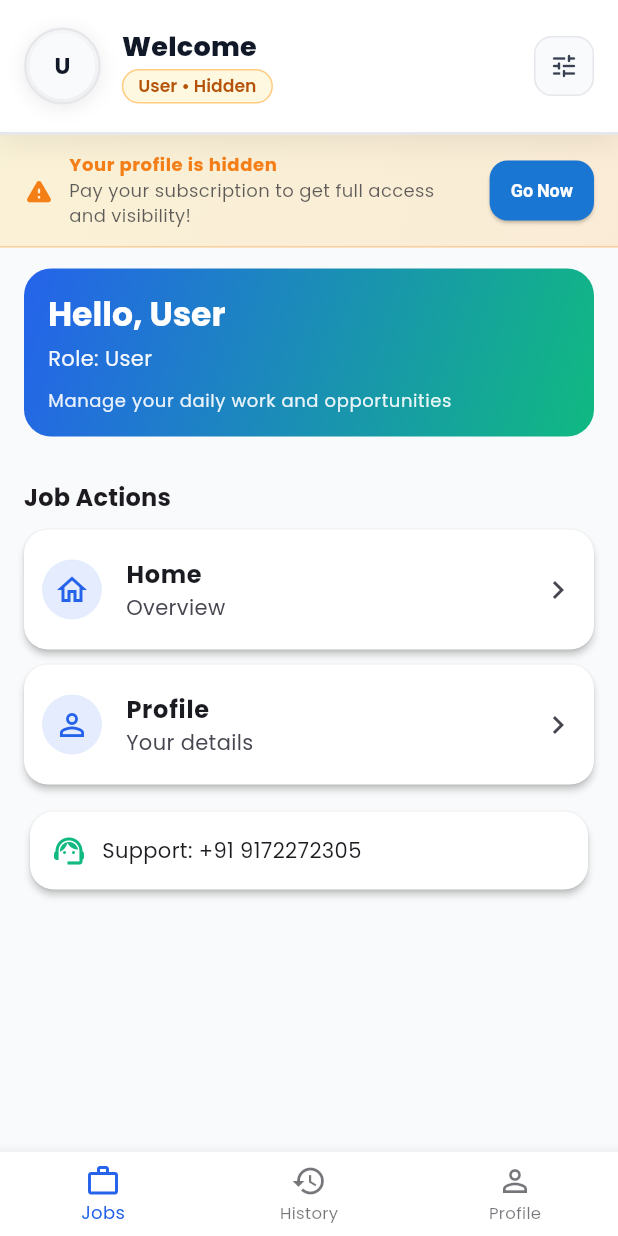
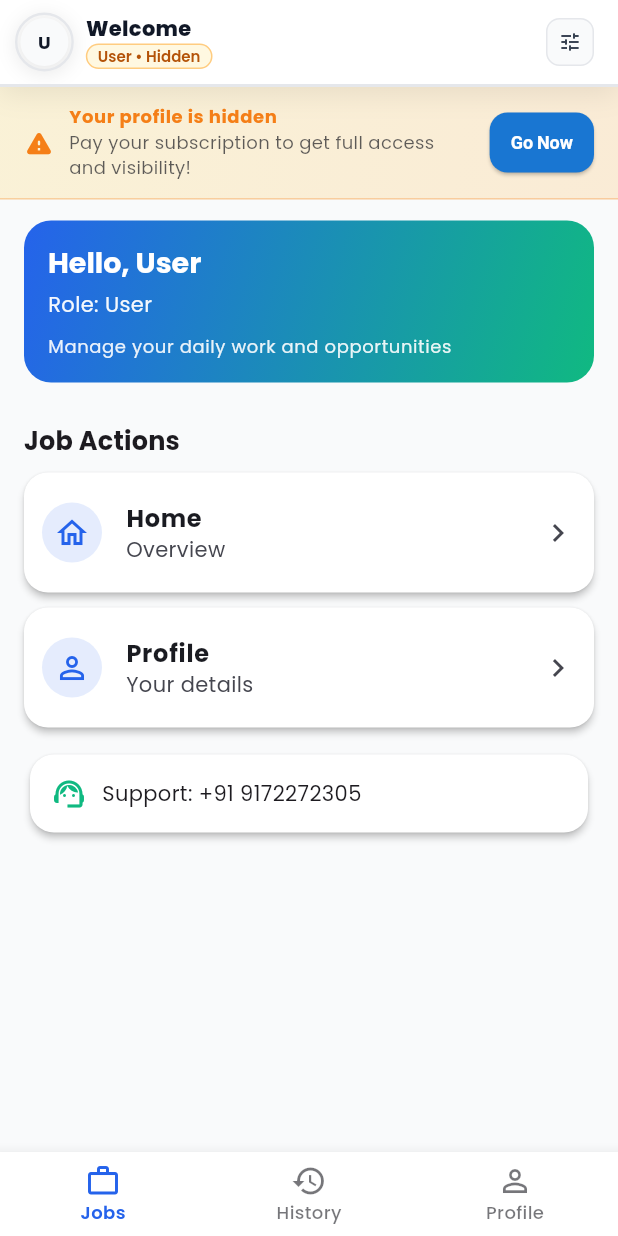
Before and after one commit to nileshnishad/laboursampark_app, a Flutter app: the screen it shows after launch, after a tap on "Continue", on a phone screen of 412 x 824 dp. Run offline on Flutter 3.47's test engine with Material 3 defaults, Android fonts, the phone set to English and light mode, and no system bars; our stand-ins replace connectivity_plus, dio, flutter_screenutil, fluttertoast, get, google_fonts and 2 more; network calls fail.

Commit message:
app bar
Co-authored-by: Copilot <copilot@github.com>

```diff
--- a/lib/features/dashboard/user_dashboard_screen.dart
+++ b/lib/features/dashboard/user_dashboard_screen.dart
@@ -1037,8 +1037,8 @@ class _UserDashboardScreenState extends State<UserDashboardScreen> {
           scrolledUnderElevation: 0,
           surfaceTintColor: Colors.transparent,
           automaticallyImplyLeading: false,
-          toolbarHeight: 88,
-          titleSpacing: 16,
+          toolbarHeight: 56,
+          titleSpacing: 10,
           flexibleSpace: Container(
             decoration: BoxDecoration(
               color: Colors.white,
@@ -1070,19 +1070,19 @@ class _UserDashboardScreenState extends State<UserDashboardScreen> {
                   ],
                 ),
                 child: CircleAvatar(
-                  radius: 22,
+                  radius: 16,
                   backgroundColor: const Color(0xFFF9FAFB),
                   child: Text(
                     initials,
                     style: const TextStyle(
                       fontWeight: FontWeight.w700,
                       color: Color(0xFF111827),
-                      fontSize: 15,
+                      fontSize: 12,
                     ),
                   ),
                 ),
               ),
-              const SizedBox(width: 14),
+              const SizedBox(width: 8),
               Expanded(
                 child: Column(
                   crossAxisAlignment: CrossAxisAlignment.start,
@@ -1091,18 +1091,18 @@ class _UserDashboardScreenState extends State<UserDashboardScreen> {
                     Text(
                       fullName.isEmpty ? 'Welcome' : fullName,
                       style: const TextStyle(
-                        fontSize: 18,
+                          fontSize: 14,
                         fontWeight: FontWeight.w800,
                         color: Color(0xFF111827),
                         letterSpacing: 0.2,
                       ),
                       overflow: TextOverflow.ellipsis,
                     ),
-                    const SizedBox(height: 4),
+                      const SizedBox(height: 1),
                     Container(
                       padding: const EdgeInsets.symmetric(
-                        horizontal: 10,
-                        vertical: 3,
+                          horizontal: 7,
+                          vertical: 1,
                       ),
                       decoration: BoxDecoration(
                         color: _subscriptionActive
@@ -1118,7 +1118,7 @@ class _UserDashboardScreenState extends State<UserDashboardScreen> {
                       child: Text(
                         '${_roleLabel(userType)} • ${_subscriptionActive ? 'Visible' : 'Hidden'}',
                         style: TextStyle(
-                          fontSize: 11.5,
+                            fontSize: 10,
                           color: _subscriptionActive
                               ? const Color(0xFF2E7D32)
                               : const Color(0xFFB45309),
@@ -1133,18 +1133,20 @@ class _UserDashboardScreenState extends State<UserDashboardScreen> {
           ),
           actions: [
             Padding(
-              padding: const EdgeInsets.only(right: 12),
+                padding: const EdgeInsets.only(right: 8),
               child: Center(
                 child: IconButton(
                   style: IconButton.styleFrom(
                     backgroundColor: const Color(0xFFF9FAFB),
                     foregroundColor: const Color(0xFF374151),
                     side: const BorderSide(color: Color(0xFFE5E7EB)),
+                      padding: const EdgeInsets.all(8),
+                      minimumSize: const Size(32, 32),
                     shape: RoundedRectangleBorder(
-                      borderRadius: BorderRadius.circular(12),
+                        borderRadius: BorderRadius.circular(9),
                     ),
                   ),
-                  icon: const Icon(Icons.tune_rounded, size: 20),
+                    icon: const Icon(Icons.tune_rounded, size: 16),
                   tooltip: 'Settings',
                   onPressed: () => _showSettingsSheet(context),
                 ),
--- a/lib/theme/app_theme.dart
+++ b/lib/theme/app_theme.dart
@@ -6,6 +6,89 @@ class AppTheme {
   static const Color secondaryColor = Color(0xFF10B981);
   static const Color lightBackground = Color(0xFFF9FAFB);
   static const Color darkBackground = Color(0xFF09090B);
+
+  static TextTheme _buildTextTheme(Brightness brightness) {
+    final base = ThemeData(brightness: brightness).textTheme;
+    final poppins = GoogleFonts.poppinsTextTheme(base);
+
+    return poppins.copyWith(
+      displayLarge: poppins.displayLarge?.copyWith(
+        fontSize: 34,
+        height: 1.15,
+        fontWeight: FontWeight.w700,
+      ),
+      displayMedium: poppins.displayMedium?.copyWith(
+        fontSize: 30,
+        height: 1.16,
+        fontWeight: FontWeight.w700,
+      ),
+      displaySmall: poppins.displaySmall?.copyWith(
+        fontSize: 26,
+        height: 1.18,
+        fontWeight: FontWeight.w700,
+      ),
+      headlineLarge: poppins.headlineLarge?.copyWith(
+        fontSize: 24,
+        height: 1.2,
+        fontWeight: FontWeight.w700,
+      ),
+      headlineMedium: poppins.headlineMedium?.copyWith(
+        fontSize: 22,
+        height: 1.22,
+        fontWeight: FontWeight.w700,
+      ),
+      headlineSmall: poppins.headlineSmall?.copyWith(
+        fontSize: 20,
+        height: 1.24,
+        fontWeight: FontWeight.w700,
+      ),
+      titleLarge: poppins.titleLarge?.copyWith(
+        fontSize: 19,
+        height: 1.25,
+        fontWeight: FontWeight.w700,
+      ),
+      titleMedium: poppins.titleMedium?.copyWith(
+        fontSize: 17,
+        height: 1.28,
+        fontWeight: FontWeight.w600,
+      ),
+      titleSmall: poppins.titleSmall?.copyWith(
+        fontSize: 15,
+        height: 1.3,
+        fontWeight: FontWeight.w600,
+      ),
+      bodyLarge: poppins.bodyLarge?.copyWith(
+        fontSize: 16,
+        height: 1.4,
+        fontWeight: FontWeight.w400,
+      ),
+      bodyMedium: poppins.bodyMedium?.copyWith(
+        fontSize: 14,
+        height: 1.42,
+        fontWeight: FontWeight.w400,
+      ),
+      bodySmall: poppins.bodySmall?.copyWith(
+        fontSize: 12,
+        height: 1.35,
+        fontWeight: FontWeight.w400,
+      ),
+      labelLarge: poppins.labelLarge?.copyWith(
+        fontSize: 13,
+        height: 1.2,
+        fontWeight: FontWeight.w600,
+      ),
+      labelMedium: poppins.labelMedium?.copyWith(
+        fontSize: 12,
+        height: 1.2,
+        fontWeight: FontWeight.w500,
+      ),
+      labelSmall: poppins.labelSmall?.copyWith(
+        fontSize: 11,
+        height: 1.2,
+        fontWeight: FontWeight.w500,
+      ),
+    );
+  }
 
   static ThemeData lightTheme = ThemeData(
     useMaterial3: true,
@@ -20,7 +103,7 @@ class AppTheme {
       outline: const Color(0xFFE5E7EB),
     ),
     scaffoldBackgroundColor: lightBackground,
-    textTheme: GoogleFonts.poppinsTextTheme(),
+    textTheme: _buildTextTheme(Brightness.light),
     fontFamily: GoogleFonts.poppins().fontFamily,
     appBarTheme: const AppBarTheme(
       backgroundColor: primaryColor,
@@ -58,6 +141,8 @@ class AppTheme {
       selectedItemColor: primaryColor,
       unselectedItemColor: Color(0xFF6B7280),
       type: BottomNavigationBarType.fixed,
+      selectedLabelStyle: TextStyle(fontSize: 12, fontWeight: FontWeight.w600),
+      unselectedLabelStyle: TextStyle(fontSize: 12, fontWeight: FontWeight.w500),
     ),
   );
 
@@ -74,7 +159,7 @@ class AppTheme {
       outline: const Color(0xFF374151),
     ),
     scaffoldBackgroundColor: darkBackground,
-    textTheme: GoogleFonts.poppinsTextTheme(ThemeData(brightness: Brightness.dark).textTheme),
+    textTheme: _buildTextTheme(Brightness.dark),
     fontFamily: GoogleFonts.poppins().fontFamily,
     appBarTheme: const AppBarTheme(
       backgroundColor: primaryColor,
@@ -112,6 +197,8 @@ class AppTheme {
       selectedItemColor: primaryColor,
       unselectedItemColor: Color(0xFF9CA3AF),
       type: BottomNavigationBarType.fixed,
+      selectedLabelStyle: TextStyle(fontSize: 12, fontWeight: FontWeight.w600),
+      unselectedLabelStyle: TextStyle(fontSize: 12, fontWeight: FontWeight.w500),
     ),
   );
 }
```
